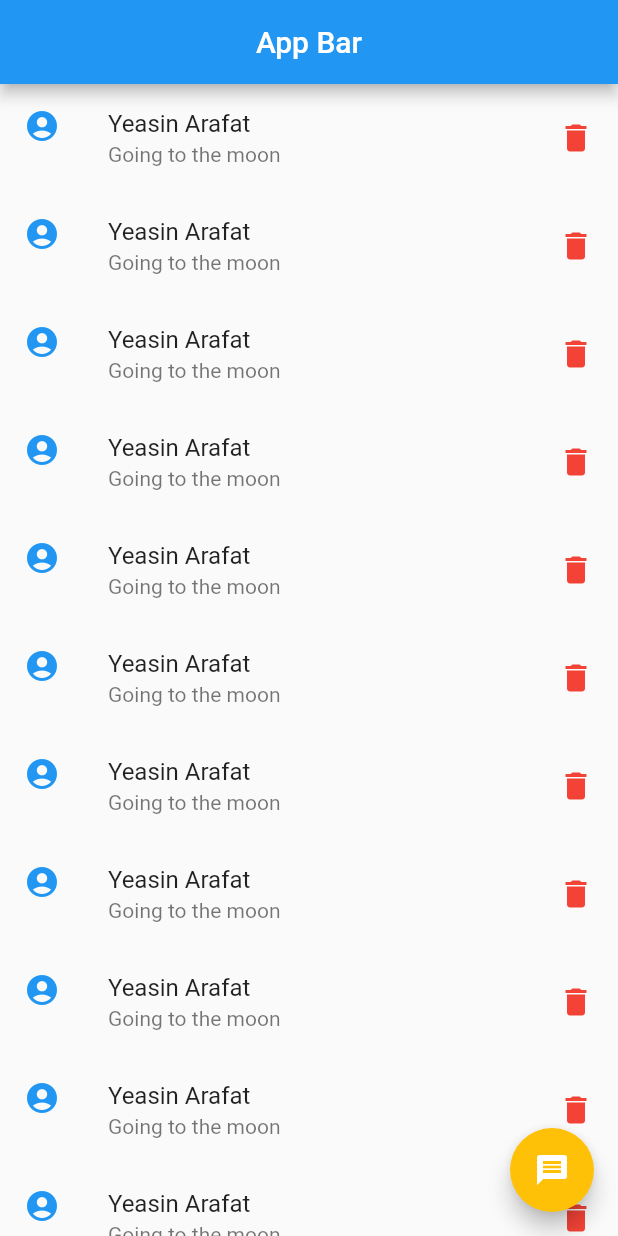
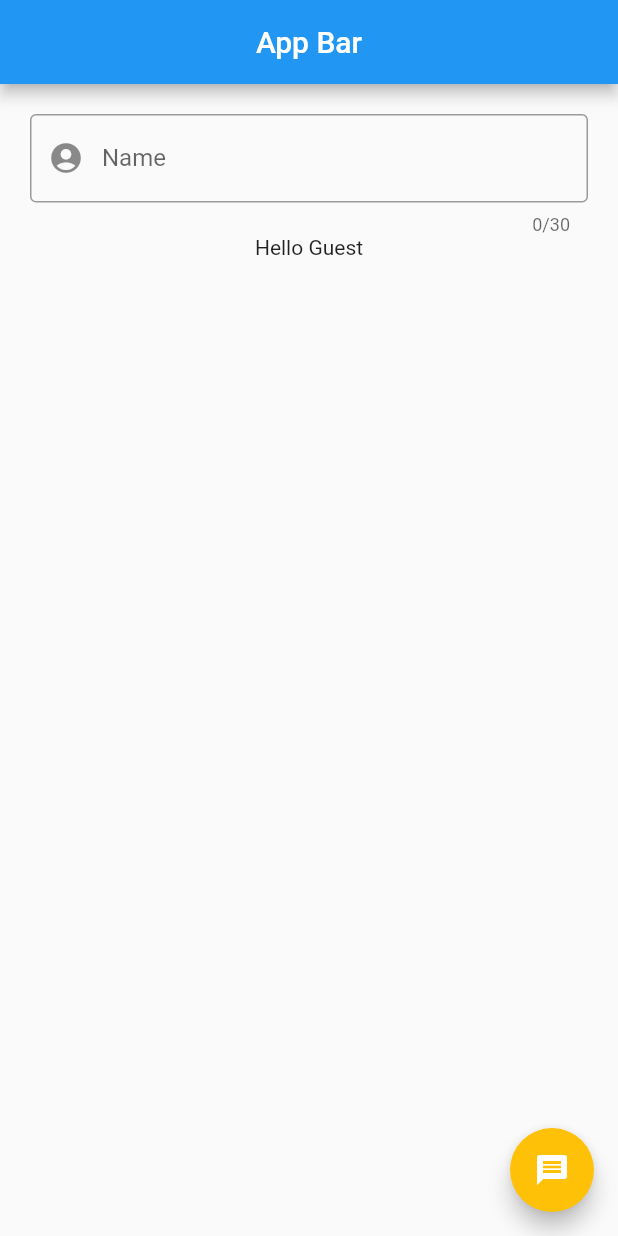
Before and after one commit to mdarafat1819/learn_flutter, a Flutter app: the screen it shows after launch, on a phone screen of 412 x 824 dp. Run offline on Flutter 3.47's test engine with Material 2 defaults, Android fonts, the phone set to English and light mode, and no system bars; missing offline and left inert: dart:js.

Commit message:
StatefulWidget and setState

```diff
--- a/lib/main.dart
+++ b/lib/main.dart
@@ -11,102 +11,8 @@ class HomePage extends StatelessWidget {
   @override
   Widget build(BuildContext context) {
     return Scaffold(
-      appBar: AppBar(
-          title: Text("App Bar"),
-          centerTitle: true),
-      body: SingleChildScrollView(
-        child: Column(
-          children: [
-            ListTile(
-              title: Text("Yeasin Arafat"),
-              subtitle: Text("Going to the moon"),
-              leading: Icon(Icons.account_circle, color: Colors.blue),
-              trailing: Icon(Icons.delete, color: Colors.red),
-            ),
-            ListTile(
-              title: Text("Yeasin Arafat"),
-              subtitle: Text("Going to the moon"),
-              leading: Icon(Icons.account_circle, color: Colors.blue),
-              trailing: Icon(Icons.delete, color: Colors.red),
-            ),
-            ListTile(
-              title: Text("Yeasin Arafat"),
-              subtitle: Text("Going to the moon"),
-              leading: Icon(Icons.account_circle, color: Colors.blue),
-              trailing: Icon(Icons.delete, color: Colors.red),
-            ),
-            ListTile(
-              title: Text("Yeasin Arafat"),
-              subtitle: Text("Going to the moon"),
-              leading: Icon(Icons.account_circle, color: Colors.blue),
-              trailing: Icon(Icons.delete, color: Colors.red),
-            ),
-            ListTile(
-              title: Text("Yeasin Arafat"),
-              subtitle: Text("Going to the moon"),
-              leading: Icon(Icons.account_circle, color: Colors.blue),
-              trailing: Icon(Icons.delete, color: Colors.red),
-            ),
-            ListTile(
-              title: Text("Yeasin Arafat"),
-              subtitle: Text("Going to the moon"),
-              leading: Icon(Icons.account_circle, color: Colors.blue),
-              trailing: Icon(Icons.delete, color: Colors.red),
-            ),
-            ListTile(
-              title: Text("Yeasin Arafat"),
-              subtitle: Text("Going to the moon"),
-              leading: Icon(Icons.account_circle, color: Colors.blue),
-              trailing: Icon(Icons.delete, color: Colors.red),
-            ),
-            ListTile(
-              title: Text("Yeasin Arafat"),
-              subtitle: Text("Going to the moon"),
-              leading: Icon(Icons.account_circle, color: Colors.blue),
-              trailing: Icon(Icons.delete, color: Colors.red),
-            ),
-            ListTile(
-              title: Text("Yeasin Arafat"),
-              subtitle: Text("Going to the moon"),
-              leading: Icon(Icons.account_circle, color: Colors.blue),
-              trailing: Icon(Icons.delete, color: Colors.red),
-            ),
-            ListTile(
-              title: Text("Yeasin Arafat"),
-              subtitle: Text("Going to the moon"),
-              leading: Icon(Icons.account_circle, color: Colors.blue),
-              trailing: Icon(Icons.delete, color: Colors.red),
-            ),
-            ListTile(
-              title: Text("Yeasin Arafat"),
-              subtitle: Text("Going to the moon"),
-              leading: Icon(Icons.account_circle, color: Colors.blue),
-              trailing: Icon(Icons.delete, color: Colors.red),
-            ),
-            ListTile(
-              title: Text("Yeasin Arafat"),
-              subtitle: Text("Going to the moon"),
-              leading: Icon(Icons.account_circle, color: Colors.blue),
-              trailing: Icon(Icons.delete, color: Colors.red),
-            ),
-            ListTile(
-              title: Text("Yeasin Arafat"),
-              subtitle: Text("Going to the moon"),
-              leading: Icon(Icons.account_circle, color: Colors.blue),
-              trailing: Icon(Icons.delete, color: Colors.red),
-            ),
-            ListTile(
-              title: Text("Yeasin Arafat"),
-              subtitle: Text("Going to the moon"),
-              leading: Icon(Icons.account_circle, color: Colors.blue),
-              trailing: Icon(Icons.delete, color: Colors.red),
-            ),
-
-          ],
-        )
-
-      ),
-
+      appBar: AppBar(title: Text("App Bar"), centerTitle: true),
+      body: Contact(),
       floatingActionButton: FloatingActionButton(
         hoverColor: Colors.green,
         backgroundColor: Colors.amber,
@@ -118,3 +24,38 @@ class HomePage extends StatelessWidget {
     );
   }
 }
+
+class Contact extends StatefulWidget {
+  State<StatefulWidget> createState() {
+    return _ContactState();
+  }
+}
+
+class _ContactState extends State<Contact> {
+  var str = "Guest";
+  Widget build(BuildContext context) {
+    return Container(
+      padding: EdgeInsets.all(20),
+      child: Column(
+        children:[
+          TextField(
+            maxLength: 30,
+          decoration: InputDecoration(
+              labelText: "Name",
+              border: OutlineInputBorder(),
+              hintText: "Enter Your Full Name",
+              prefixIcon: Icon(Icons.account_circle),
+              ),
+
+          onChanged: (value) {
+            setState(() {
+              str = value;
+            });
+          },
+        ),
+        Text("Hello $str")
+        ]
+      ),
+    );
+  }
+}
```
